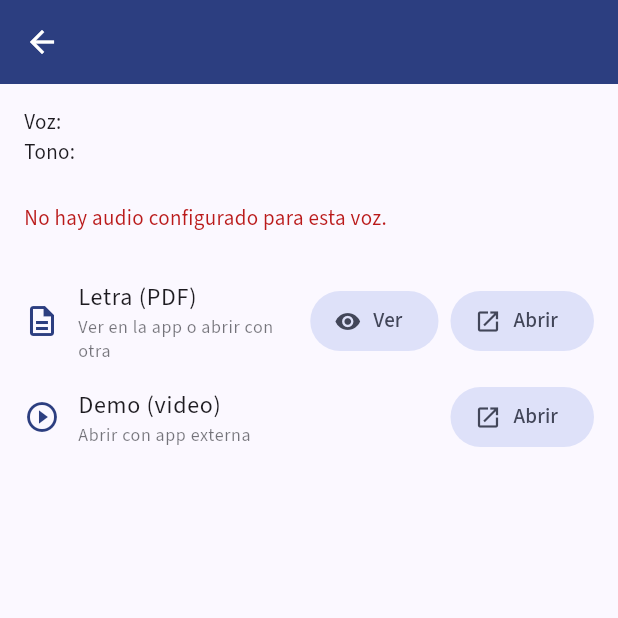
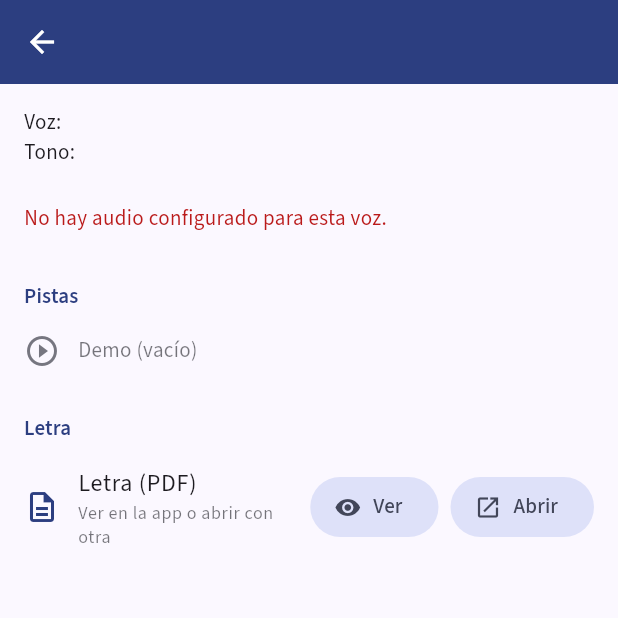
Before and after one commit to operonte/coroapp, a Flutter app: the SongDetailScreen screen opened directly with empty values, on a phone screen of 412 x 824 dp, the top half of it. Run offline on Flutter 3.47's test engine with Material 3 defaults, Android fonts, the phone set to English and light mode, and no system bars; our stand-ins replace cloud_firestore, file_picker, firebase_auth, firebase_core, firebase_storage, flutter_riverpod and 7 more; accounts and stored records are empty.

Commit message:
v0.1.6: creación de canciones, mejoras UI y script seed
- Nueva pantalla CreateSongScreen para administración de canciones
- Script seed_choirs_main.dart para inicialización automática de coros
- Mejoras en SongDetailScreen con control de acceso por roles
- File picker para selección de archivos multimedia
- Documentación técnica en docs/choirs_seed.md
- Constantes centralizadas en lib/core/constants/
- Mejoras generales en UI y experiencia de usuario

```diff
--- /dev/null
+++ b/lib/core/constants/track_types.dart
@@ -0,0 +1,64 @@
+// Tipos de pista: voces, instrumentos y demo.
+// Las voces e instrumentos solo se muestran si la canción los usa.
+// La pista "demo" siempre se muestra (para fomentar completarla).
+
+/// Claves de las 4 voces.
+const List<String> kVoiceTrackKeys = [
+  'tenor',
+  'bajo',
+  'contralto',
+  'soprano',
+];
+
+/// Claves de instrumentos / pistas adicionales (bajo_instrumental para no chocar con la voz "bajo").
+const List<String> kInstrumentTrackKeys = [
+  'bateria',
+  'guitarra',
+  'bajo_instrumental',
+  'teclado',
+  'primera_voz',
+];
+
+/// Clave de la pista demo. Siempre visible.
+const String kDemoTrackKey = 'demo';
+
+/// Todas las claves de pista (voces + instrumentos + demo).
+List<String> get allTrackKeys => [
+  ...kVoiceTrackKeys,
+  ...kInstrumentTrackKeys,
+  kDemoTrackKey,
+];
+
+/// Etiqueta visible para cada clave de pista.
+String trackKeyToLabel(String key) {
+  switch (key) {
+    case 'tenor':
+      return 'Tenor';
+    case 'bajo':
+      return 'Bajo';
+    case 'contralto':
+      return 'Contralto';
+    case 'soprano':
+      return 'Soprano';
+    case 'bateria':
+      return 'Batería';
+    case 'guitarra':
+      return 'Guitarra';
+    case 'bajo_instrumental':
+      return 'Bajo (instrumento)';
+    case 'teclado':
+      return 'Teclado';
+    case 'primera_voz':
+      return 'Primera voz';
+    case 'demo':
+      return 'Demo';
+    default:
+      return key;
+  }
+}
+
+/// Extensiones permitidas para pistas de audio/video.
+const List<String> kAudioVideoExtensions = ['mp3', 'mp4', 'wav', 'mpeg'];
+
+/// Extensión permitida para letra.
+const String kLyricsExtension = 'pdf';
--- a/lib/core/models/app_user.dart
+++ b/lib/core/models/app_user.dart
@@ -13,7 +13,7 @@ class AppUser {
   final String displayName;
   final String email;
   final String? photoUrl;
-  final String role; // 'super_admin' | 'admin_coro' | 'miembro'
+  final String role; // 'admin_coro' | 'miembro'
   final String? choirId;
   final String? voice; // 'tenor' | 'bajo' | 'contralto' | 'soprano' | etc.
 
--- a/lib/features/settings/settings_screen.dart
+++ b/lib/features/settings/settings_screen.dart
@@ -277,10 +277,11 @@ class _LeaderPasswordScreenState extends ConsumerState<LeaderPasswordScreen> {
       });
 
       if (mounted) {
+        ref.invalidate(currentAppUserProvider);
         ScaffoldMessenger.of(context).showSnackBar(
-          const SnackBar(content: Text('¡Ahora eres jefe de grupo!')),
+          const SnackBar(content: Text('¡Ahora eres jefe de grupo! Vuelve a la lista de canciones para ver el botón +')),
         );
-        Navigator.of(context).pop();
+        Navigator.of(context).popUntil((route) => route.isFirst);
       }
     } catch (e) {
       setState(() {
--- a/lib/features/songs/song_detail_screen.dart
+++ b/lib/features/songs/song_detail_screen.dart
@@ -1,13 +1,16 @@
 import 'package:flutter/material.dart';
+import 'package:flutter_riverpod/flutter_riverpod.dart';
 import 'package:just_audio/just_audio.dart';
 import 'package:just_audio_background/just_audio_background.dart';
 import 'package:url_launcher/url_launcher.dart';
 
+import '../../core/constants/track_types.dart';
 import '../../core/models/song.dart';
+import '../../core/providers.dart';
 import '../../core/services/storage_url_service.dart';
 import '../../screens/pdf_viewer_screen.dart';
 
-class SongDetailScreen extends StatefulWidget {
+class SongDetailScreen extends ConsumerStatefulWidget {
   const SongDetailScreen({
     super.key,
     required this.song,
@@ -18,10 +21,10 @@ class SongDetailScreen extends StatefulWidget {
   final String voice;
 
   @override
-  State<SongDetailScreen> createState() => _SongDetailScreenState();
+  ConsumerState<SongDetailScreen> createState() => _SongDetailScreenState();
 }
 
-class _SongDetailScreenState extends State<SongDetailScreen> {
+class _SongDetailScreenState extends ConsumerState<SongDetailScreen> {
   late final AudioPlayer _player;
   bool _loading = true;
   String? _error;
@@ -169,6 +172,67 @@ class _SongDetailScreenState extends State<SongDetailScreen> {
     return '$minutes:$seconds';
   }
 
+  /// Construye la lista de opciones de pistas: solo las que tienen URL, y demo siempre.
+  List<Widget> _buildTrackOptions({
+    required Song song,
+    required bool isAdmin,
+    required String currentVoice,
+  }) {
+    final list = <Widget>[];
+    for (final key in allTrackKeys) {
+      // Usuarios normales: solo su voz + demo. El jefe ve todas las pistas.
+      if (!isAdmin &&
+          key != currentVoice &&
+          key != kDemoTrackKey) {
+        continue;
+      }
+
+      final url = key == kDemoTrackKey
+          ? (song.audioUrls[kDemoTrackKey] ?? song.demoVideoUrl)
+          : song.audioUrls[key];
+      final label = trackKeyToLabel(key);
+      if (key == kDemoTrackKey) {
+        // Demo siempre visible
+        if (url != null && url.isNotEmpty) {
+          list.add(
+            _MediaOption(
+              icon: Icons.play_circle_outline,
+              title: label,
+              onOpen: () => _openInExternalApp(url),
+            ),
+          );
+        } else {
+          list.add(
+            Padding(
+              padding: const EdgeInsets.symmetric(vertical: 6),
+              child: Row(
+                children: [
+                  Icon(Icons.play_circle_outline, size: 24, color: Theme.of(context).colorScheme.outline),
+                  const SizedBox(width: 12),
+                  Text(
+                    '$label (vacío)',
+                    style: Theme.of(context).textTheme.bodyMedium?.copyWith(
+                          color: Theme.of(context).colorScheme.onSurface.withOpacity(0.6),
+                        ),
+                  ),
+                ],
+              ),
+            ),
+          );
+        }
+      } else if (url != null && url.isNotEmpty) {
+        list.add(
+          _MediaOption(
+            icon: Icons.music_note,
+            title: label,
+            onOpen: () => _openInExternalApp(url),
+          ),
+        );
+      }
+    }
+    return list;
+  }
+
   @override
   void dispose() {
     _player.dispose();
@@ -179,6 +243,9 @@ class _SongDetailScreenState extends State<SongDetailScreen> {
   Widget build(BuildContext context) {
     final song = widget.song;
     final voice = widget.voice;
+    final appUserAsync = ref.watch(currentAppUserProvider);
+    final appUser = appUserAsync.value;
+    final isAdmin = appUser?.role == 'admin_coro';
 
     return Scaffold(
       appBar: AppBar(
@@ -261,21 +328,53 @@ class _SongDetailScreenState extends State<SongDetailScreen> {
                 ],
               ),
             const SizedBox(height: 24),
+            _SectionTitle(title: 'Pistas'),
+            ..._buildTrackOptions(
+              song: song,
+              isAdmin: isAdmin,
+              currentVoice: voice,
+            ),
+            const SizedBox(height: 16),
+            _SectionTitle(title: 'Letra'),
             if (song.lyricsUrl != null)
               _MediaOption(
                 icon: Icons.description_outlined,
                 title: 'Letra (PDF)',
                 onOpen: () => _openInExternalApp(song.lyricsUrl),
                 onViewInApp: () => _viewPdfInApp(song.lyricsUrl!, song.title),
-              ),
-            if (song.demoVideoUrl != null)
-              _MediaOption(
-                icon: Icons.play_circle_outline,
-                title: 'Demo (video)',
-                onOpen: () => _openInExternalApp(song.demoVideoUrl),
+              )
+            else
+              Padding(
+                padding: const EdgeInsets.symmetric(vertical: 8),
+                child: Text(
+                  'Sin letra',
+                  style: Theme.of(context).textTheme.bodyMedium?.copyWith(
+                        color: Theme.of(context).colorScheme.onSurface.withOpacity(0.6),
+                      ),
+                ),
               ),
           ],
         ),
+      ),
+    );
+  }
+}
+
+class _SectionTitle extends StatelessWidget {
+  const _SectionTitle({required this.title});
+
+  final String title;
+
+  @override
+  Widget build(BuildContext context) {
+    return Padding(
+      padding: const EdgeInsets.fromLTRB(0, 8, 0, 8),
+      child: Text(
+        title,
+        style: Theme.of(context).textTheme.titleSmall?.copyWith(
+              color: Theme.of(context).colorScheme.primary,
+              fontWeight: FontWeight.w600,
+            ),
       ),
     );
   }
--- a/pubspec.yaml
+++ b/pubspec.yaml
@@ -47,6 +47,7 @@ dependencies:
   package_info_plus: ^8.3.1
   google_fonts: ^6.2.1
   shared_preferences: ^2.2.3
+  file_picker: ^8.1.6
 
 dev_dependencies:
   flutter_test:
```
Also changed, not shown: lib/core/repositories/songs_repository.dart (+27 -0 lines), lib/features/home/home_shell.dart (+14 -0 lines), lib/features/songs/create_song_screen.dart (added, +290 -0 lines), lib/seed_choirs_main.dart (added, +41 -0 lines), pubspec.lock, 2 other files.
